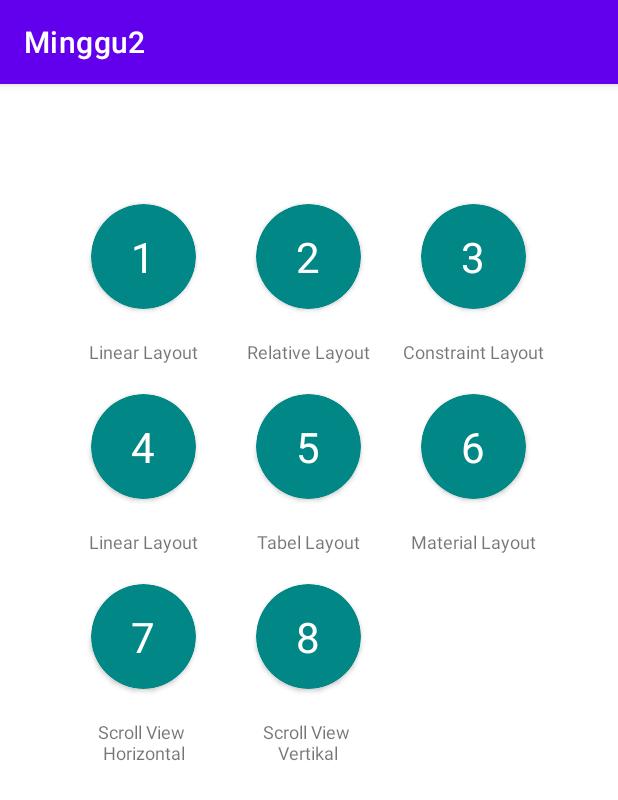
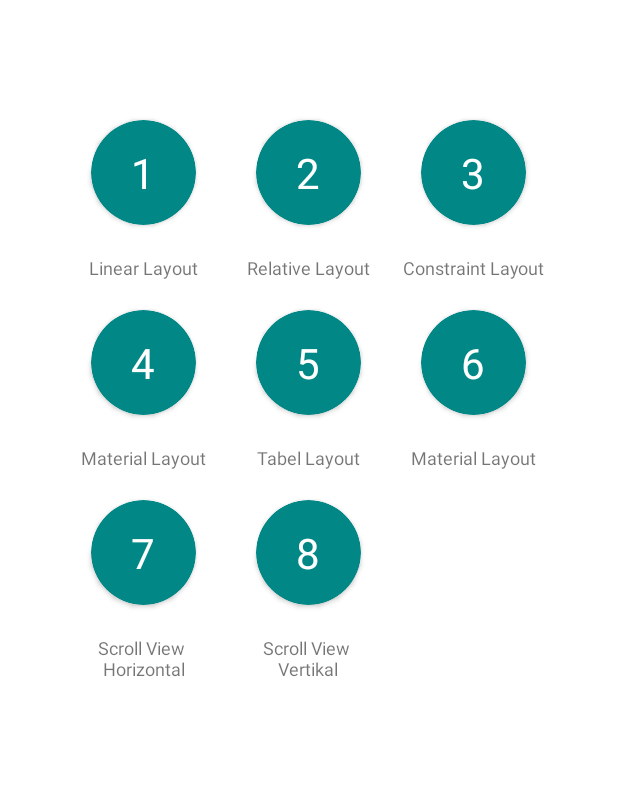
Before and after one commit to aditiyagilang/M.Aditiya_Gilang_Romadhon_E41211492_D_Mobile, an Android app: the screen it shows after launch (mainmenu), on a phone screen of 412 x 824 dp. Shown: the top 800 px of the screen. Run offline under Robolectric (Android 15) with nearby library versions, the phone set to English and light mode, and no system bars.

Commit message:
minggu2 clear

```diff
--- a/Minggu2/app/src/main/res/layout/activity_mainmenu.xml
+++ b/Minggu2/app/src/main/res/layout/activity_mainmenu.xml
@@ -1,27 +1,29 @@
 <?xml version="1.0" encoding="utf-8"?>
-<TableLayout
-    xmlns:android="http://schemas.android.com/apk/res/android"
+<TableLayout xmlns:android="http://schemas.android.com/apk/res/android"
+    xmlns:app="http://schemas.android.com/apk/res-auto"
     xmlns:tools="http://schemas.android.com/tools"
-    xmlns:app="http://schemas.android.com/apk/res-auto"
     android:layout_width="match_parent"
     android:layout_height="fill_parent"
     tools:context=".tabellayout">
 
     <TableRow
-        android:paddingTop="10dp"
+        android:layout_marginTop="50dp"
         android:gravity="center"
-        android:layout_marginTop="50dp">
+        android:paddingTop="10dp">
+
         <androidx.cardview.widget.CardView
             android:id="@+id/cardView"
             android:layout_width="70dp"
             android:layout_height="70dp"
+            android:layout_margin="20dp"
+
             android:layout_marginBottom="10dp"
             android:foregroundGravity="center"
+
+            android:onClick="menu"
             app:cardBackgroundColor="@color/teal_700"
             app:cardCornerRadius="100dp"
-        android:layout_margin="20dp"
             app:cardMaxElevation="20dp"
-
             app:layout_constraintBottom_toBottomOf="parent"
             app:layout_constraintEnd_toEndOf="parent"
             app:layout_constraintStart_toStartOf="parent">
@@ -45,13 +47,13 @@
             android:id="@+id/card2"
             android:layout_width="70dp"
             android:layout_height="70dp"
+            android:layout_margin="20dp"
             android:layout_marginBottom="50dp"
             android:foregroundGravity="center"
+            android:onClick="menu2"
             app:cardBackgroundColor="@color/teal_700"
             app:cardCornerRadius="100dp"
-        android:layout_margin="20dp"
             app:cardMaxElevation="20dp"
-
             app:layout_constraintBottom_toBottomOf="parent"
             app:layout_constraintEnd_toEndOf="parent"
             app:layout_constraintStart_toStartOf="parent">
@@ -69,17 +71,18 @@
                 app:layout_constraintBottom_toBottomOf="parent" />
 
         </androidx.cardview.widget.CardView>
+
         <androidx.cardview.widget.CardView
             android:id="@+id/card3"
             android:layout_width="70dp"
             android:layout_height="70dp"
+            android:layout_margin="20dp"
             android:layout_marginBottom="50dp"
             android:foregroundGravity="center"
+            android:onClick="menu3"
             app:cardBackgroundColor="@color/teal_700"
             app:cardCornerRadius="100dp"
-            android:layout_margin="20dp"
             app:cardMaxElevation="20dp"
-
             app:layout_constraintBottom_toBottomOf="parent"
             app:layout_constraintEnd_toEndOf="parent"
             app:layout_constraintStart_toStartOf="parent">
@@ -98,47 +101,47 @@
 
         </androidx.cardview.widget.CardView>
     </TableRow>
+
     <TableRow
 
-        android:gravity="center"
-        >
+        android:gravity="center">
+
         <TextView
             android:layout_width="wrap_content"
             android:layout_height="wrap_content"
+            android:gravity="center"
             android:text="Linear Layout"
-            android:gravity="center"
-            android:textSize="12dp"
-            ></TextView>
+            android:textSize="12dp"></TextView>
+
         <TextView
             android:layout_width="wrap_content"
             android:layout_height="wrap_content"
+            android:gravity="center"
             android:text="Relative Layout"
-            android:gravity="center"
-            android:textSize="12dp"
-            ></TextView>
+            android:textSize="12dp"></TextView>
+
         <TextView
             android:layout_width="wrap_content"
             android:layout_height="wrap_content"
+            android:gravity="center"
             android:text="Constraint Layout"
-            android:gravity="center"
-            android:textSize="12dp"
-            ></TextView>
+            android:textSize="12dp"></TextView>
 
     </TableRow>
-    <TableRow
-        android:gravity="center"
-      >
+
+    <TableRow android:gravity="center">
+
         <androidx.cardview.widget.CardView
             android:id="@+id/card4"
             android:layout_width="70dp"
             android:layout_height="70dp"
+            android:layout_margin="20dp"
             android:layout_marginBottom="50dp"
             android:foregroundGravity="center"
+            android:onClick="menu4"
             app:cardBackgroundColor="@color/teal_700"
             app:cardCornerRadius="100dp"
-            android:layout_margin="20dp"
             app:cardMaxElevation="20dp"
-
             app:layout_constraintBottom_toBottomOf="parent"
             app:layout_constraintEnd_toEndOf="parent"
             app:layout_constraintStart_toStartOf="parent">
@@ -162,13 +165,13 @@
             android:id="@+id/card5"
             android:layout_width="70dp"
             android:layout_height="70dp"
+            android:layout_margin="20dp"
             android:layout_marginBottom="50dp"
             android:foregroundGravity="center"
+            android:onClick="menu5"
             app:cardBackgroundColor="@color/teal_700"
             app:cardCornerRadius="100dp"
-            android:layout_margin="20dp"
             app:cardMaxElevation="20dp"
-
             app:layout_constraintBottom_toBottomOf="parent"
             app:layout_constraintEnd_toEndOf="parent"
             app:layout_constraintStart_toStartOf="parent">
@@ -186,17 +189,18 @@
                 app:layout_constraintBottom_toBottomOf="parent" />
 
         </androidx.cardview.widget.CardView>
+
         <androidx.cardview.widget.CardView
             android:id="@+id/card6"
             android:layout_width="70dp"
             android:layout_height="70dp"
+            android:layout_margin="20dp"
             android:layout_marginBottom="50dp"
             android:foregroundGravity="center"
+            android:onClick="menu6"
             app:cardBackgroundColor="@color/teal_700"
             app:cardCornerRadius="100dp"
-            android:layout_margin="20dp"
             app:cardMaxElevation="20dp"
-
             app:layout_constraintBottom_toBottomOf="parent"
             app:layout_constraintEnd_toEndOf="parent"
             app:layout_constraintStart_toStartOf="parent">
@@ -215,47 +219,47 @@
 
         </androidx.cardview.widget.CardView>
     </TableRow>
+
     <TableRow
 
-        android:gravity="center"
-        >
+        android:gravity="center">
+
         <TextView
             android:layout_width="wrap_content"
             android:layout_height="wrap_content"
-            android:text="Linear Layout"
             android:gravity="center"
-            android:textSize="12dp"
-            ></TextView>
+            android:text="Material Layout"
+            android:textSize="12dp"></TextView>
+
         <TextView
             android:layout_width="wrap_content"
             android:layout_height="wrap_content"
+            android:gravity="center"
             android:text="Tabel Layout"
-            android:gravity="center"
-            android:textSize="12dp"
-            ></TextView>
+            android:textSize="12dp"></TextView>
+
         <TextView
             android:layout_width="wrap_content"
             android:layout_height="wrap_content"
+            android:gravity="center"
             android:text="Material Layout"
-            android:gravity="center"
-            android:textSize="12dp"
-            ></TextView>
+            android:textSize="12dp"></TextView>
 
     </TableRow>
-    <TableRow
-        android:gravity="center"
-        >
+
+    <TableRow android:gravity="center">
+
         <androidx.cardview.widget.CardView
             android:id="@+id/card7"
             android:layout_width="70dp"
             android:layout_height="70dp"
+            android:layout_margin="20dp"
             android:layout_marginBottom="50dp"
             android:foregroundGravity="center"
+            android:onClick="menu7"
             app:cardBackgroundColor="@color/teal_700"
             app:cardCornerRadius="100dp"
-            android:layout_margin="20dp"
             app:cardMaxElevation="20dp"
-
             app:layout_constraintBottom_toBottomOf="parent"
             app:layout_constraintEnd_toEndOf="parent"
             app:layout_constraintStart_toStartOf="parent">
@@ -276,16 +280,16 @@
 
 
         <androidx.cardview.widget.CardView
-            android:id="@+id/card8"
+            android:id="@+id/card1"
             android:layout_width="70dp"
             android:layout_height="70dp"
+            android:layout_margin="20dp"
             android:layout_marginBottom="50dp"
             android:foregroundGravity="center"
+            android:onClick="menu8"
             app:cardBackgroundColor="@color/teal_700"
             app:cardCornerRadius="100dp"
-            android:layout_margin="20dp"
             app:cardMaxElevation="20dp"
-
             app:layout_constraintBottom_toBottomOf="parent"
             app:layout_constraintEnd_toEndOf="parent"
             app:layout_constraintStart_toStartOf="parent">
@@ -304,39 +308,39 @@
 
 
         </androidx.cardview.widget.CardView>
+
         <TextView
             android:layout_width="wrap_content"
             android:layout_height="wrap_content"
+            android:gravity="center"
             android:text="     "
-            android:gravity="center"
-            android:textSize="12dp"
-            ></TextView>
+            android:textSize="12dp"></TextView>
     </TableRow>
+
     <TableRow
 
-        android:gravity="center"
-        >
+        android:gravity="center">
+
         <TextView
             android:layout_width="wrap_content"
             android:layout_height="wrap_content"
+            android:gravity="center"
             android:text="Scroll View \nHorizontal"
-            android:gravity="center"
-            android:textSize="12dp"
-            ></TextView>
+            android:textSize="12dp"></TextView>
+
         <TextView
             android:layout_width="wrap_content"
             android:layout_height="wrap_content"
+            android:gravity="center"
             android:text="Scroll View \nVertikal"
-            android:gravity="center"
-            android:textSize="12dp"
-            ></TextView>
+            android:textSize="12dp"></TextView>
+
         <TextView
             android:layout_width="wrap_content"
             android:layout_height="wrap_content"
+            android:gravity="center"
             android:text="        "
-            android:gravity="center"
-            android:textSize="12dp"
-            ></TextView>
+            android:textSize="12dp"></TextView>
 
     </TableRow>
 
--- a/Minggu2/app/src/main/res/menu/menu_main.xml
+++ b/Minggu2/app/src/main/res/menu/menu_main.xml
@@ -1,7 +1,7 @@
 <menu xmlns:android="http://schemas.android.com/apk/res/android"
     xmlns:app="http://schemas.android.com/apk/res-auto"
     xmlns:tools="http://schemas.android.com/tools"
-    tools:context="com.aditiyagilang.minggu2.MainActivity">
+    tools:context="com.aditiyagilang.minggu2.linearlayout">
     <item
         android:id="@+id/action_settings"
         android:orderInCategory="100"
--- a/Minggu2/app/src/main/res/values/strings.xml
+++ b/Minggu2/app/src/main/res/values/strings.xml
@@ -10,4 +10,5 @@
     <string name="hello_first_fragment">Hello first fragment</string>
     <string name="hello_second_fragment">Hello second fragment. Arg: %1$s</string>
     <string name="title_activity_framelayout1">framelayout1</string>
+    <string name="title_activity_linearlayout1">linearlayout1</string>
 </resources>
--- a/Minggu2/app/src/main/res/values/themes.xml
+++ b/Minggu2/app/src/main/res/values/themes.xml
@@ -1,6 +1,6 @@
 <resources xmlns:tools="http://schemas.android.com/tools">
     <!-- Base application theme. -->
-    <style name="Theme.Minggu2" parent="Theme.MaterialComponents.DayNight.DarkActionBar">
+    <style name="Theme.Minggu2" parent="Theme.MaterialComponents.DayNight.NoActionBar">
         <!-- Primary brand color. -->
         <item name="colorPrimary">@color/purple_500</item>
         <item name="colorPrimaryVariant">@color/purple_700</item>
```
Also changed, not shown: Minggu2/app/src/main/AndroidManifest.xml (+6 -10 lines), Minggu2/app/src/main/java/com/aditiyagilang/minggu2/First3Fragment.java (added, +47 -0 lines), Minggu2/app/src/main/java/com/aditiyagilang/minggu2/MainActivity.java (deleted, +0 -87 lines), Minggu2/app/src/main/java/com/aditiyagilang/minggu2/Second3Fragment.java (added, +47 -0 lines), Minggu2/app/src/main/java/com/aditiyagilang/minggu2/linearlayout.java (added, +14 -0 lines), Minggu2/app/src/main/java/com/aditiyagilang/minggu2/mainmenu.java (+50 -0 lines), Minggu2/app/src/main/res/layout/activity_customize.xml (+6 -3 lines), Minggu2/app/src/main/res/layout/activity_horizontalscrooll.xml (+19 -0 lines), Minggu2/app/src/main/res/layout/activity_linearlayout.xml (renamed from Minggu2/app/src/main/res/layout/activity_main.xml, +24 -4 lines), Minggu2/app/src/main/res/layout/content_linearlayout1.xml (added, +19 -0 lines), Minggu2/app/src/main/res/layout/fragment_first3.xml (added, +28 -0 lines), Minggu2/app/src/main/res/layout/fragment_second3.xml (added, +27 -0 lines), Minggu2/app/src/main/res/navigation/nav_graph3.xml (added, +28 -0 lines). Lines whose indentation alone changed are shown as unchanged.
